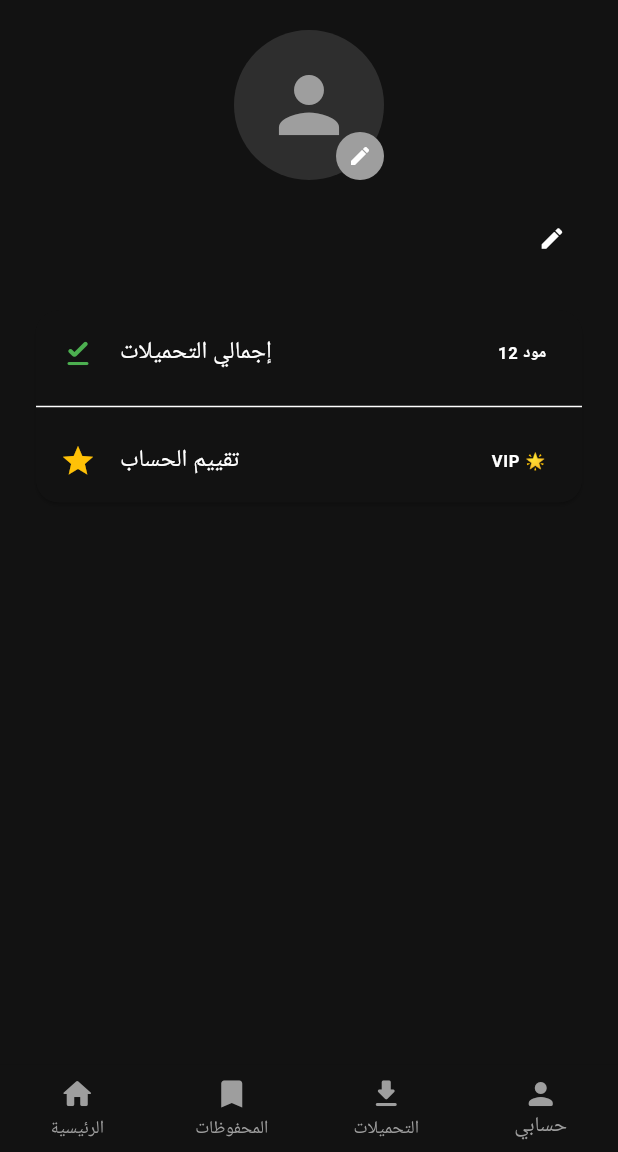
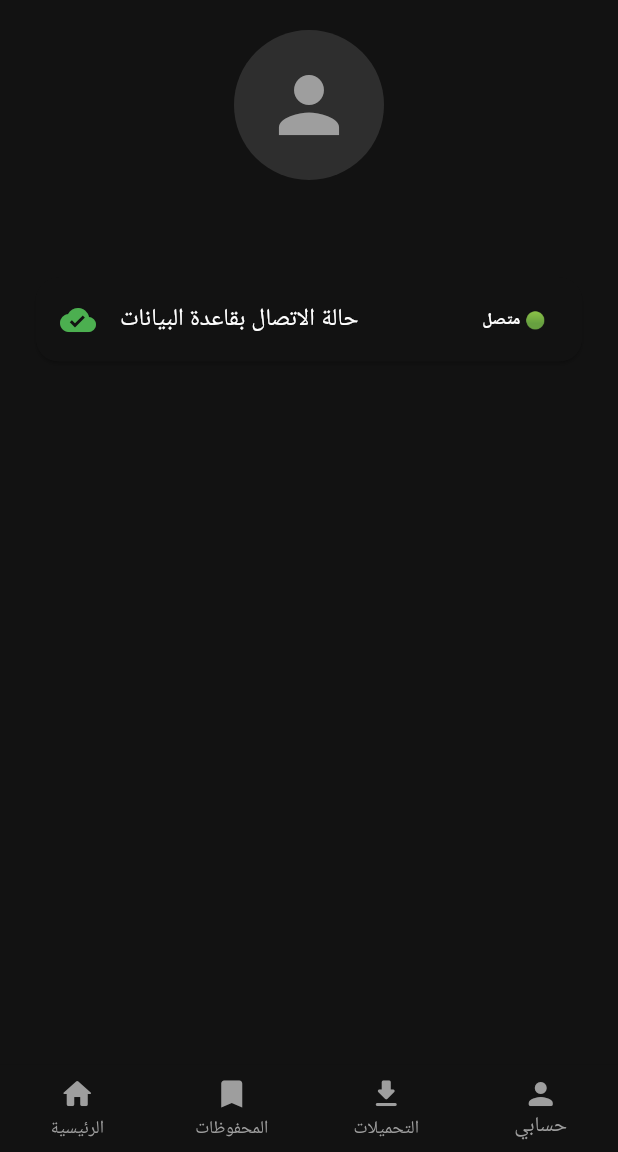
Before and after one commit to twkt7538-arch/KIM-ADDONS52, a Flutter app: the MainNavigationScreen screen opened directly with empty values, item 4 of the bottom bar chosen, on a phone screen of 412 x 824 dp, the part 84-1236 px from its top. Run offline on Flutter 3.47's test engine with Material 3 defaults, Android fonts, the phone set to English and light mode, and no system bars; our stand-ins replace cloud_firestore, firebase_core; accounts and stored records are empty.

Commit message:
تثبيت وتحديث حزم Firebase وربط قاعدة البيانات

```diff
--- a/lib/main.dart
+++ b/lib/main.dart
@@ -1,6 +1,14 @@
 import 'package:flutter/material.dart';
+import 'package:firebase_core/firebase_core.dart';
+import 'package:cloud_firestore/cloud_firestore.dart';
 
-void main() {
+void main() async {
+  WidgetsFlutterBinding.ensureInitialized();
+  try {
+    await Firebase.initializeApp();
+  } catch (e) {
+    debugPrint("Firebase initialization error: $e");
+  }
   runApp(const KimAddonsApp());
 }
 
@@ -60,26 +68,7 @@ class _KimAddonsAppState extends State<KimAddonsApp> {
   }
 }
 
-class AddonItem {
-  final String title;
-  final String category;
-  final String description;
-  final IconData icon;
-  final String rating;
-  bool isFavorite;
-  bool isDownloaded;
-
-  AddonItem({
-    required this.title,
-    required this.category,
-    required this.description,
-    required this.icon,
-    this.rating = '4.9',
-    this.isFavorite = false,
-    this.isDownloaded = false,
-  });
-}
-
+// ------------------- صفحة تسجيل الدخول -------------------
 class AuthScreen extends StatefulWidget {
   final bool isDarkMode;
   final Color primaryColor;
@@ -220,6 +209,7 @@ class _AuthScreenState extends State<AuthScreen> {
   }
 }
 
+// ------------------- الواجهة الرئيسية وربط قاعدة البيانات -------------------
 class MainNavigationScreen extends StatefulWidget {
   final String userName;
   final bool isDarkMode;
@@ -249,36 +239,6 @@ class _MainNavigationScreenState extends State<MainNavigationScreen> {
   String searchQuery = "";
   bool notificationsEnabled = true;
 
-  late List<AddonItem> addons;
-
-  @override
-  void initState() {
-    super.initState();
-    addons = [
-      AddonItem(
-        title: 'سيف الحمم البركانية',
-        category: 'أسلحة أسطورية',
-        description: 'سيف متطور يطلق نيران بركانية بدمار ثلاثي الأبعاد.',
-        icon: Icons.local_fire_department_rounded,
-        rating: '5.0',
-      ),
-      AddonItem(
-        title: 'قرية المدى المخفية',
-        category: 'خرائط بقاء',
-        description: 'خريطة تفاعلية مع أنفاق سرية وموارد نادرة.',
-        icon: Icons.terrain_rounded,
-        rating: '4.8',
-      ),
-      AddonItem(
-        title: 'سكن المحارب التنين',
-        category: 'سكنات فخمة',
-        description: 'سكن ثلاثي الأبعاد بتأثيرات ضوئية متحركة.',
-        icon: Icons.shield_rounded,
-        rating: '4.9',
-      ),
-    ];
-  }
-
   void _showNotificationsDialog() {
     showDialog(
       context: context,
@@ -307,7 +267,7 @@ class _MainNavigationScreenState extends State<MainNavigationScreen> {
             const Divider(),
             const ListTile(
               leading: Icon(Icons.check_circle, color: Colors.green),
-              title: Text('تم إضافة مود السيف البركاني اليوم!'),
+              title: Text('تم الربط بقاعدة البيانات بنجاح!'),
             ),
           ],
         ),
@@ -383,15 +343,8 @@ class _MainNavigationScreenState extends State<MainNavigationScreen> {
 
   @override
   Widget build(BuildContext context) {
-    List<AddonItem> filteredAddons = addons.where((item) {
-      return item.title.toLowerCase().contains(searchQuery.toLowerCase()) ||
-          item.category.toLowerCase().contains(searchQuery.toLowerCase());
-    }).toList();
-
-    List<AddonItem> favoriteAddons = addons.where((item) => item.isFavorite).toList();
-    List<AddonItem> downloadedAddons = addons.where((item) => item.isDownloaded).toList();
-
     final List<Widget> pages = [
+      // 1. الرئيسية مع جلب البيانات من Firestore أونلاين
       Column(
         children: [
           Container(
@@ -414,13 +367,33 @@ class _MainNavigationScreenState extends State<MainNavigationScreen> {
             ),
           ),
           Expanded(
-            child: ListView.builder(
-              itemCount: filteredAddons.length,
+            child: StreamBuilder<QuerySnapshot>(
+              stream: FirebaseFirestore.instance.collection('addons').snapshots(),
+              builder: (context, snapshot) {
+                if (snapshot.connectionState == ConnectionState.waiting) {
+                  return Center(child: CircularProgressIndicator(color: widget.primaryColor));
+                }
+                if (!snapshot.hasData || snapshot.data!.docs.isEmpty) {
+                  return const Center(child: Text('لا توجد مضافات مضافة حالياً في قاعدة البيانات'));
+                }
+
+                final docs = snapshot.data!.docs;
+                final filteredDocs = docs.where((doc) {
+                  final data = doc.data() as Map<String, dynamic>;
+                  final title = (data['title'] ?? '').toString().toLowerCase();
+                  return title.contains(searchQuery.toLowerCase());
+                }).toList();
+
+                return ListView.builder(
+                  itemCount: filteredDocs.length,
                   itemBuilder: (context, index) {
-                final addon = filteredAddons[index];
+                    final data = filteredDocs[index].data() as Map<String, dynamic>;
+                    final title = data['title'] ?? 'بدون عنوان';
+                    final category = data['category'] ?? 'عام';
+                    final description = data['description'] ?? '';
+
                     return AnimatedContainer(
-                  duration: Duration(milliseconds: 300 + (index * 100)),
-                  curve: Curves.easeOut,
+                      duration: const Duration(milliseconds: 300),
                       margin: const EdgeInsets.symmetric(horizontal: 12, vertical: 8),
                       decoration: BoxDecoration(
                         color: widget.isDarkMode ? const Color(0xFF1E1E1E) : Colors.white,
@@ -434,56 +407,34 @@ class _MainNavigationScreenState extends State<MainNavigationScreen> {
                         contentPadding: const EdgeInsets.all(12),
                         leading: CircleAvatar(
                           backgroundColor: widget.primaryColor.withOpacity(0.15),
-                      child: Icon(addon.icon, color: widget.primaryColor),
+                          child: Icon(Icons.extension, color: widget.primaryColor),
                         ),
-                    title: Text(addon.title, style: const TextStyle(fontWeight: FontWeight.bold)),
+                        title: Text(title, style: const TextStyle(fontWeight: FontWeight.bold)),
                         subtitle: Column(
                           crossAxisAlignment: CrossAxisAlignment.start,
                           children: [
-                        Text(addon.category, style: TextStyle(color: widget.primaryColor, fontSize: 11)),
+                            Text(category, style: TextStyle(color: widget.primaryColor, fontSize: 11)),
                             const SizedBox(height: 4),
-                        Text(addon.description, maxLines: 2, overflow: TextOverflow.ellipsis),
-                      ],
-                    ),
-                    trailing: Column(
-                      mainAxisAlignment: MainAxisAlignment.center,
-                      children: [
-                        IconButton(
-                          icon: Icon(
-                            addon.isFavorite ? Icons.favorite : Icons.favorite_border,
-                            color: addon.isFavorite ? widget.primaryColor : Colors.grey,
-                          ),
-                          onPressed: () => setState(() => addon.isFavorite = !addon.isFavorite),
-                        ),
+                            Text(description, maxLines: 2, overflow: TextOverflow.ellipsis),
                           ],
                         ),
                       ),
+                    );
+                  },
                 );
               },
             ),
           ),
         ],
       ),
-      favoriteAddons.isEmpty
-          ? const Center(child: Text('لا توجد مضافات في المحفوظات بعد'))
-          : ListView.builder(
-              itemCount: favoriteAddons.length,
-              itemBuilder: (context, index) => ListTile(
-                leading: Icon(favoriteAddons[index].icon, color: widget.primaryColor),
-                title: Text(favoriteAddons[index].title),
-                subtitle: Text(favoriteAddons[index].category),
-              ),
-            ),
-      downloadedAddons.isEmpty
-          ? const Center(child: Text('لم تقم بتحميل أي إضافة حتى الآن'))
-          : ListView.builder(
-              itemCount: downloadedAddons.length,
-              itemBuilder: (context, index) => ListTile(
-                leading: const Icon(Icons.check_circle, color: Colors.green),
-                title: Text(downloadedAddons[index].title),
-                subtitle: const Text('جاهز للتثبيت في ماين كرافت'),
-              ),
-            ),
+
+      // 2. المحفوظات
+      const Center(child: Text('المحفوظات الفارغة')),
+
+      // 3. التحميلات
+      const Center(child: Text('لا توجد تحميلات حتى الآن')),
+
+      // 4. الملف الشخصي
       ProfileScreen(
         userName: widget.userName,
         primaryColor: widget.primaryColor,
@@ -528,7 +479,7 @@ class _MainNavigationScreenState extends State<MainNavigationScreen> {
   }
 }
 
-class ProfileScreen extends StatefulWidget {
+class ProfileScreen extends StatelessWidget {
   final String userName;
   final Color primaryColor;
   final bool isDarkMode;
@@ -541,64 +492,27 @@ class ProfileScreen extends StatefulWidget {
   });
 
   @override
-  State<ProfileScreen> createState() => _ProfileScreenState();
-}
-
-class _ProfileScreenState extends State<ProfileScreen> {
-  late TextEditingController _nameController;
-
-  @override
-  void initState() {
-    super.initState();
-    _nameController = TextEditingController(text: widget.userName);
-  }
-
-  @override
   Widget build(BuildContext context) {
     return SingleChildScrollView(
       padding: const EdgeInsets.all(20),
       child: Column(
         children: [
-          Stack(
-            alignment: Alignment.bottomRight,
-            children: [
           CircleAvatar(
             radius: 50,
-                backgroundColor: widget.primaryColor.withOpacity(0.2),
-                child: Icon(Icons.person, size: 60, color: widget.primaryColor),
-              ),
-              CircleAvatar(
-                radius: 16,
-                backgroundColor: widget.primaryColor,
-                child: const Icon(Icons.edit, size: 16, color: Colors.white),
-              ),
-            ],
+            backgroundColor: primaryColor.withOpacity(0.2),
+            child: Icon(Icons.person, size: 60, color: primaryColor),
           ),
           const SizedBox(height: 15),
-          TextField(
-            controller: _nameController,
-            textAlign: TextAlign.center,
-            style: const TextStyle(fontSize: 18, fontWeight: FontWeight.bold),
-            decoration: const InputDecoration(
-              border: InputBorder.none,
-              suffixIcon: Icon(Icons.edit, size: 18),
-            ),
-          ),
+          Text(userName, style: const TextStyle(fontSize: 18, fontWeight: FontWeight.bold)),
           const SizedBox(height: 20),
           Card(
             shape: RoundedRectangleBorder(borderRadius: BorderRadius.circular(15)),
             child: Column(
               children: const [
                 ListTile(
-                  leading: Icon(Icons.download_done_rounded, color: Colors.green),
-                  title: Text('إجمالي التحميلات'),
-                  trailing: Text('12 مود', style: TextStyle(fontWeight: FontWeight.bold)),
-                ),
-                Divider(),
-                ListTile(
-                  leading: Icon(Icons.star, color: Colors.amber),
-                  title: Text('تقييم الحساب'),
-                  trailing: Text('VIP 🌟', style: TextStyle(fontWeight: FontWeight.bold)),
+                  leading: Icon(Icons.cloud_done, color: Colors.green),
+                  title: Text('حالة الاتصال بقاعدة البيانات'),
+                  trailing: Text('متصل 🟢', style: TextStyle(fontWeight: FontWeight.bold)),
                 ),
               ],
             ),
```
Also changed, not shown: pubspec.yaml (+8 -74 lines). Lines whose indentation alone changed are shown as unchanged.
